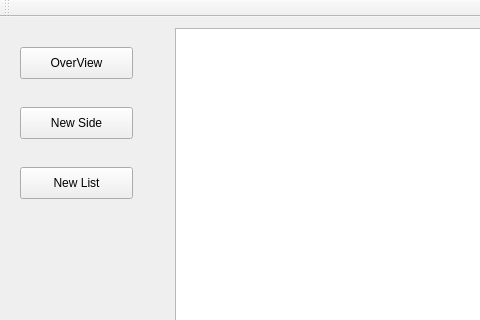
Old version of the form mainwindow.ui in the repository lustigepepe/TinWeb; both pictures show x 0 to 480 and y 0 to 320 of the 690 by 526 pixel window.
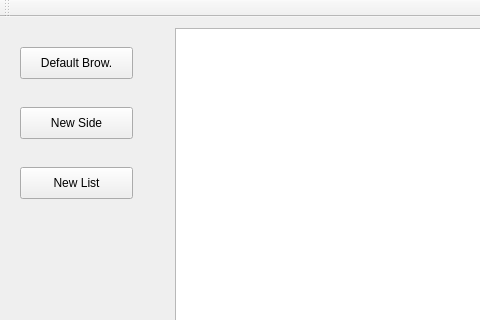
New version of the form.

Commit message: first stable version with default browser

Diff of the .ui file:
```diff
--- a/mainwindow.ui
+++ b/mainwindow.ui
@@ -60,7 +60,7 @@
      </rect>
     </property>
     <property name="text">
-     <string>OverView</string>
+     <string>Default Brow.</string>
     </property>
    </widget>
   </widget>
```
Left out of the diff: 2 changed lines with no effect on the pictures. The commit also changes 6 other files.
